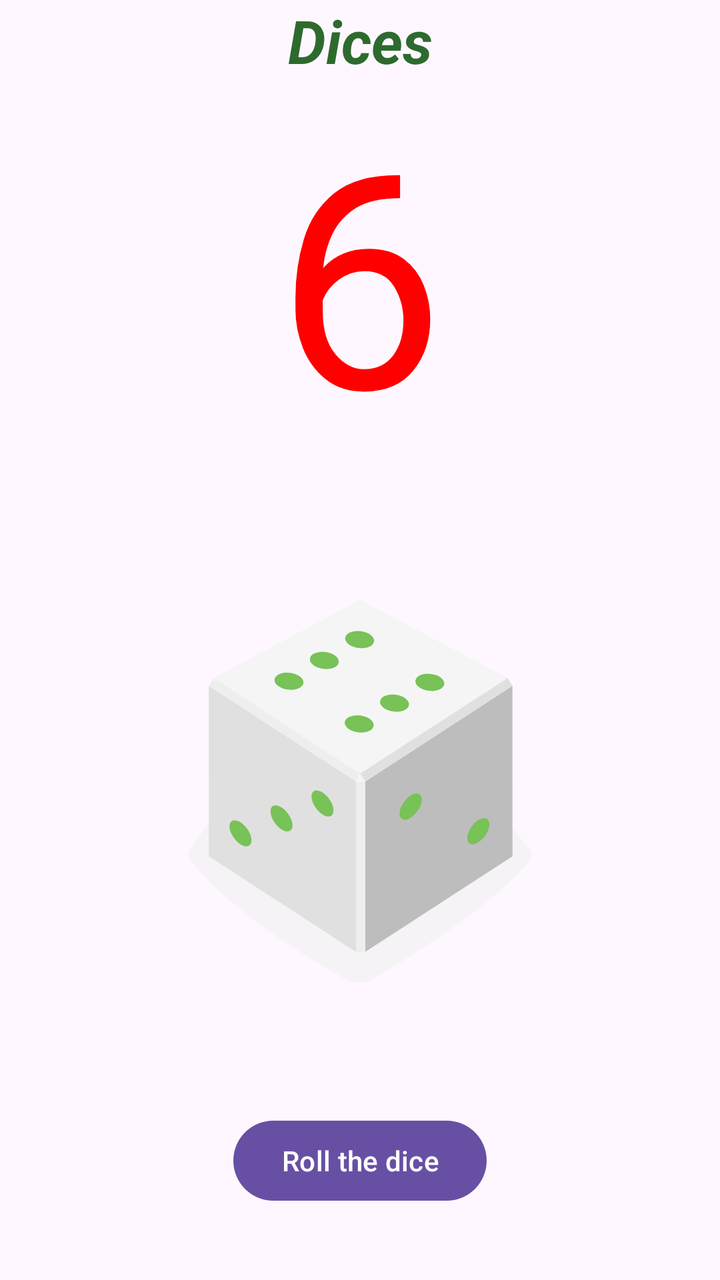
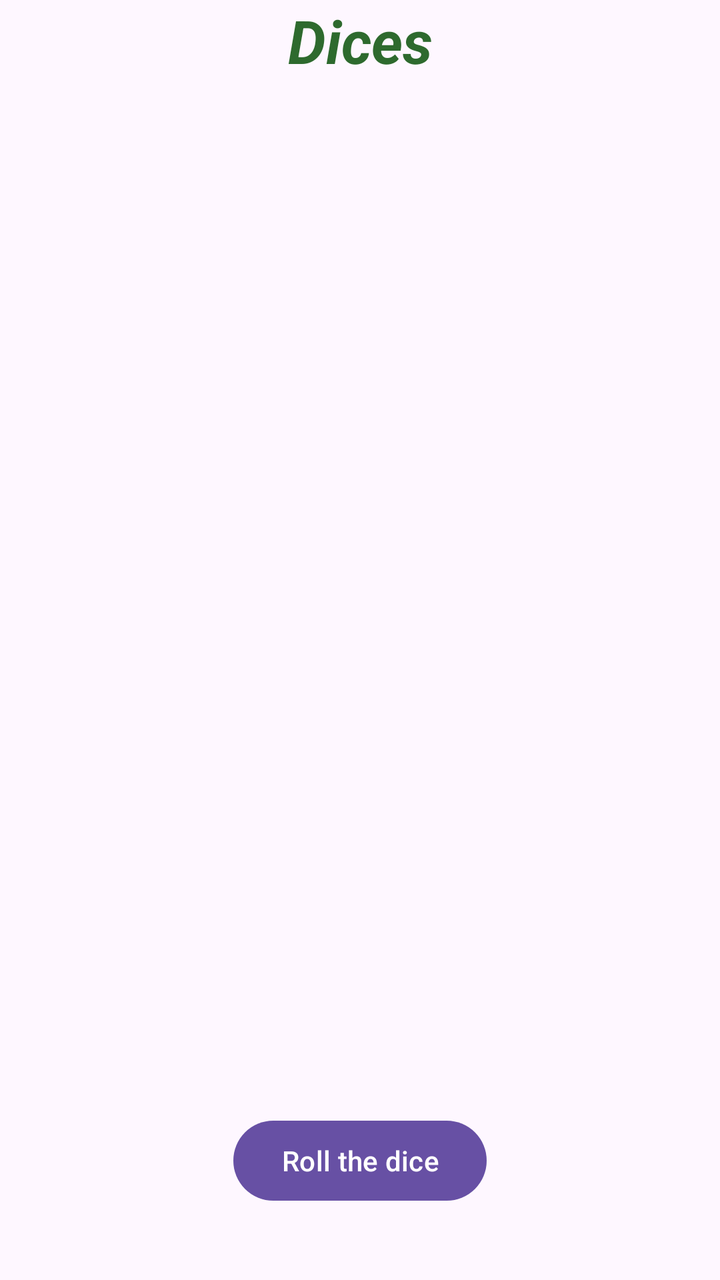

Two renders of the same Android screen: before a commit and after it. Below are the layout's source before the change and the commit's diff.
<!-- AndroidManifest.xml: application theme Theme.Dices -->
<!-- res/layout/activity_main.xml -->
<?xml version="1.0" encoding="utf-8"?>
<androidx.constraintlayout.widget.ConstraintLayout xmlns:android="http://schemas.android.com/apk/res/android"
    xmlns:app="http://schemas.android.com/apk/res-auto"
    xmlns:tools="http://schemas.android.com/tools"
    android:id="@+id/main"
    android:layout_width="match_parent"
    android:layout_height="match_parent"
    tools:context=".MainActivity">

    <TextView
        style="@style/appName"
        android:text="@string/app_name"
        app:layout_constraintEnd_toEndOf="parent"
        app:layout_constraintStart_toStartOf="parent"
        app:layout_constraintTop_toTopOf="parent" />

    <TextView
        android:id="@+id/dice_number"
        style="@style/number_style"
        android:text="6"
        app:layout_constraintBottom_toTopOf="@id/dice_image"
        app:layout_constraintEnd_toEndOf="parent"
        app:layout_constraintStart_toStartOf="parent"
        app:layout_constraintTop_toTopOf="parent" />

    <ImageView
        android:id="@+id/dice_image"
        android:layout_width="wrap_content"
        android:layout_height="wrap_content"
        app:layout_constraintBottom_toTopOf="@id/bt"
        app:layout_constraintEnd_toEndOf="parent"
        app:layout_constraintStart_toStartOf="parent"
        app:layout_constraintTop_toBottomOf="@id/dice_number"
        app:srcCompat="@drawable/dice_6" />

    <Button
        android:id="@+id/bt"
        android:layout_width="wrap_content"
        android:layout_height="wrap_content"
        android:text="@string/text_button"
        app:layout_constraintBottom_toBottomOf="parent"
        app:layout_constraintEnd_toEndOf="parent"
        app:layout_constraintStart_toStartOf="parent"
        app:layout_constraintTop_toBottomOf="@id/dice_image" />


</androidx.constraintlayout.widget.ConstraintLayout>
<!-- resources referenced by this layout -->
<resources>
  <!-- drawable dice_6: vector/xml drawable (drawable, 3307 chars, omitted) -->
  <string name="app_name">Dices</string>
  <string name="text_button">Roll the dice</string>
  <style name="appName">
          <item name="android:layout_width">wrap_content</item>
          <item name="android:layout_height">wrap_content</item>
          <item name="android:textSize">30sp</item>
          <item name="android:textStyle">bold|italic</item>
          <item name="android:textColor">@color/green</item>
      </style>
  <style name="number_style">
          <item name="android:layout_width">wrap_content</item>
          <item name="android:layout_height">wrap_content</item>
          <item name="android:fontFamily">@font/abril_fatface</item>
          <item name="android:textColor">@color/red</item>
          <item name="android:textSize">150sp</item>
      </style>
  <style name="Theme.Dices" parent="Base.Theme.Dices" />
  <color name="green">#2E6A2E</color>
  <color name="red">#FFFF0000</color>
  <style name="Base.Theme.Dices" parent="Theme.Material3.DayNight.NoActionBar">
          
          
      </style>
</resources>

<!-- the commit's change to res/layout/activity_main.xml (unified diff, before → after) -->
@@ -17,7 +17,7 @@
     <TextView
         android:id="@+id/dice_number"
         style="@style/number_style"
-        android:text="6"
+        android:text=""
         app:layout_constraintBottom_toTopOf="@id/dice_image"
         app:layout_constraintEnd_toEndOf="parent"
         app:layout_constraintStart_toStartOf="parent"
@@ -31,7 +31,7 @@
         app:layout_constraintEnd_toEndOf="parent"
         app:layout_constraintStart_toStartOf="parent"
         app:layout_constraintTop_toBottomOf="@id/dice_number"
-        app:srcCompat="@drawable/dice_6" />
+        app:srcCompat="@drawable/empty_dice" />
 
     <Button
         android:id="@+id/bt"
<!-- resource entries referenced after the edit -->
@@ -1,6 +1,17 @@
 <!-- resources referenced by this layout -->
 <resources>
-  <!-- drawable dice_6: vector/xml drawable (drawable, 3307 chars, omitted) -->
+  <!-- drawable empty_dice (drawable) -->
+  <vector xmlns:android="http://schemas.android.com/apk/res/android"
+      android:width="200dp"
+      android:height="250dp"
+      android:viewportWidth="800"
+      android:viewportHeight="1000">
+  
+      <path
+          android:fillColor="#00000000"
+          android:pathData="M0,0l0,0z" />
+  
+  </vector>
   <string name="app_name">Dices</string>
   <string name="text_button">Roll the dice</string>
   <style name="appName">
